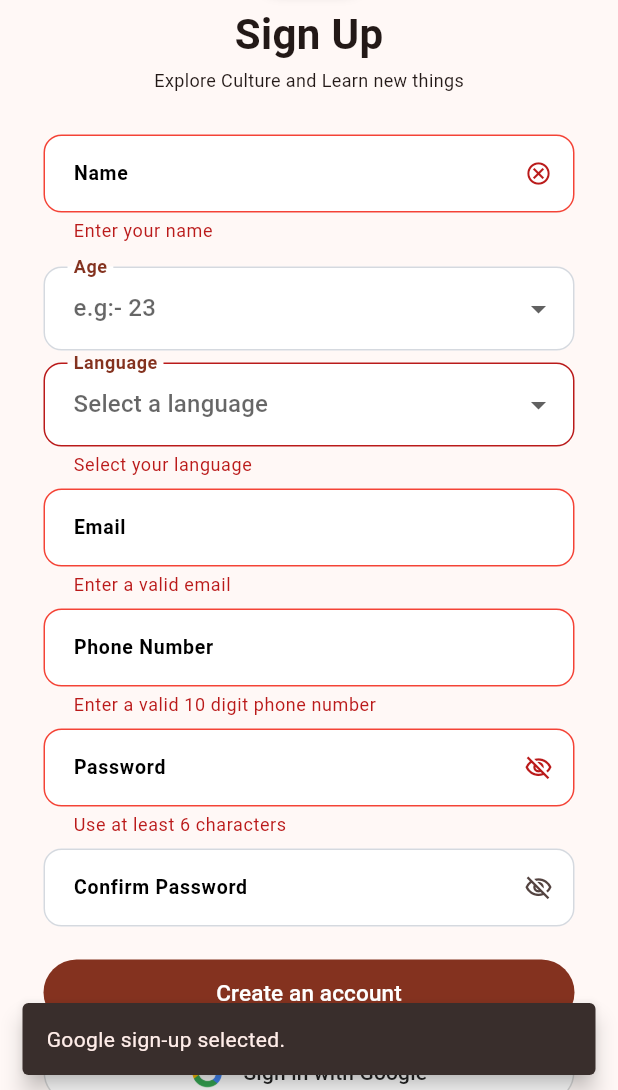
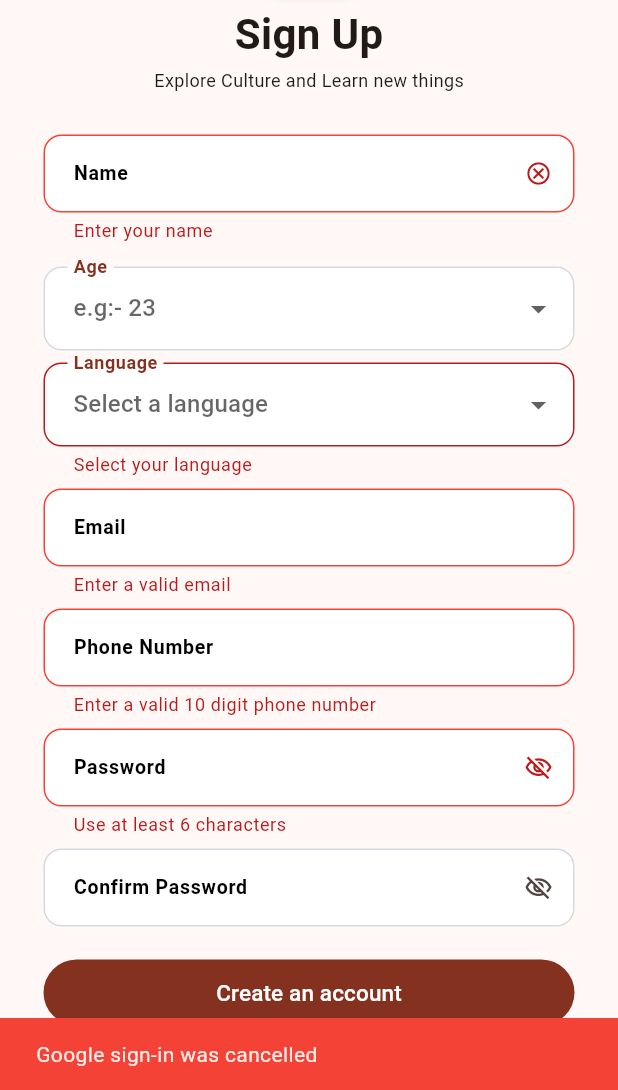
Before and after one commit to DasunD2002/uee_project, a Flutter app: the SignUpScreen screen opened by its route, after a tap on "Create an account", after a tap on "Sign in with Google", on a phone screen of 412 x 824 dp, the part 146-1236 px from its top. Run offline on Flutter 3.47's test engine with Material 3 defaults, Android fonts, the light colour scheme and no system bars; our stand-ins replace google_sign_in, shared_preferences, speech_to_text, supabase_flutter; missing offline and left inert: file_selector, maplibre_gl; accounts and stored records are empty; Roboto replaces fonts that are missing (Arial).

Commit message:
Implement Google Sign-In functionality and update related configurations

```diff
--- a/lib/core/constants/host_ip.dart
+++ b/lib/core/constants/host_ip.dart
@@ -1 +1 @@
-const String hostIp = '192.168.8.101';
+const String hostIp = '10.203.21.30';
--- a/lib/features/auth/data/auth_service.dart
+++ b/lib/features/auth/data/auth_service.dart
@@ -1,9 +1,28 @@
 import 'dart:convert';
+import 'package:google_sign_in/google_sign_in.dart';
 import 'package:shared_preferences/shared_preferences.dart';
 import '../../../core/services/api_service.dart';
 
 class AuthService {
   final ApiService _apiService = ApiService();
+
+  // ─── IMPORTANT ──────────────────────────────────────────────────────────────
+  // Replace the value below with your Android Client ID from Google Cloud Console
+  // (APIs & Services > Credentials > OAuth 2.0 Client IDs > Android)
+  // Android automatically identifies via google-services.json and its SHA-1 fingerprint.
+  // Android Client ID: 818394054647-ukh2p8c02g33i3im3t5k4eltpo7eshg2.apps.googleusercontent.com
+
+  // The serverClientId must match the Web Application Client ID configured
+  // in google.client.id in the Spring Boot application.properties.
+  static const String _webClientId =
+      '818394054647-ru99mbpvdgnfg9i6pdiu36652fvo0rna.apps.googleusercontent.com';
+
+  final GoogleSignIn _googleSignIn = GoogleSignIn(
+    // serverClientId tells the plugin to include a server auth code / ID token
+    // that the backend can verify against the Web Client ID.
+    serverClientId: _webClientId,
+    scopes: ['email', 'profile'],
+  );
 
   Future<String?> login(String email, String password) async {
     try {
@@ -31,7 +50,6 @@ class AuthService {
         return data['errorDescription'] ?? 'Login failed';
       }
     } catch (e) {
-      print('Network error in login: $e');
       return 'Network error: $e';
     }
   }
@@ -50,9 +68,59 @@ class AuthService {
     }
   }
 
+  /// Triggers the native Google Sign-In flow, sends the ID token to the backend,
+  /// and stores the returned JWT token. Returns null on success or an error string.
+  Future<String?> loginWithGoogle({List<String>? languages}) async {
+    try {
+      // Trigger the Google Sign-In dialog
+      final GoogleSignInAccount? googleUser = await _googleSignIn.signIn();
+      if (googleUser == null) {
+        return 'Google sign-in was cancelled';
+      }
+
+      // Obtain auth tokens
+      final GoogleSignInAuthentication googleAuth =
+          await googleUser.authentication;
+
+      final String? idToken = googleAuth.idToken;
+      if (idToken == null) {
+        return 'Failed to obtain Google ID token. '
+            'Ensure the Web Client ID (serverClientId) is correctly set.';
+      }
+
+      // Send the ID token to the backend for verification
+      final response = await _apiService.post('/auth/google', body: {
+        'idToken': idToken,
+        if (languages != null && languages.isNotEmpty) 'languages': languages,
+      });
+
+      if (response.statusCode == 200 || response.statusCode == 201) {
+        final data = jsonDecode(response.body);
+        final token = data['data']['token'];
+        if (token != null) {
+          final prefs = await SharedPreferences.getInstance();
+          await prefs.setString('jwt_token', token);
+          final userId = data['data']['id'];
+          if (userId != null) {
+            await prefs.setString('user_id', userId);
+          }
+          return null; // Success
+        }
+        return 'Invalid response from server';
+      } else {
+        final data = jsonDecode(response.body);
+        return data['errorDescription'] ?? 'Google authentication failed';
+      }
+    } catch (e) {
+      return 'Google sign-in error: $e';
+    }
+  }
+
   Future<void> logout() async {
     final prefs = await SharedPreferences.getInstance();
     await prefs.remove('jwt_token');
     await prefs.remove('user_id');
+    // Also sign out of Google so the account picker shows on the next attempt
+    await _googleSignIn.signOut();
   }
 }
--- a/lib/features/auth/presentation/signup_screen.dart
+++ b/lib/features/auth/presentation/signup_screen.dart
@@ -182,8 +182,28 @@ class _SignUpScreenState extends State<SignUpScreen> {
                         ),
                   const SizedBox(height: 10),
                   GoogleButton(
-                    onPressed: () =>
-                        showMessage(context, 'Google sign-up selected.'),
+                    onPressed: () async {
+                      setState(() => _isLoading = true);
+                      final error = await _authService.loginWithGoogle(
+                        languages: language != null ? [language!] : null,
+                      );
+                      setState(() => _isLoading = false);
+                      if (error == null) {
+                        if (mounted) {
+                          // Google users skip OTP — email already verified by Google
+                          Navigator.pushReplacementNamed(context, '/home');
+                        }
+                      } else {
+                        if (mounted) {
+                          ScaffoldMessenger.of(context).showSnackBar(
+                            SnackBar(
+                              content: Text(error),
+                              backgroundColor: Colors.red,
+                            ),
+                          );
+                        }
+                      }
+                    },
                   ),
                   const SizedBox(height: 10),
                   Row(
--- a/pubspec.yaml
+++ b/pubspec.yaml
@@ -41,6 +41,7 @@ dependencies:
   file_selector: ^1.1.0
   supabase_flutter: ^2.17.2
   device_info_plus: ^13.2.0
+  google_sign_in: ^6.2.1
 
 dev_dependencies:
   flutter_test:
```
Also changed, not shown: lib/features/auth/presentation/login_screen.dart (+19 -2 lines), pubspec.lock, 6 other files.
